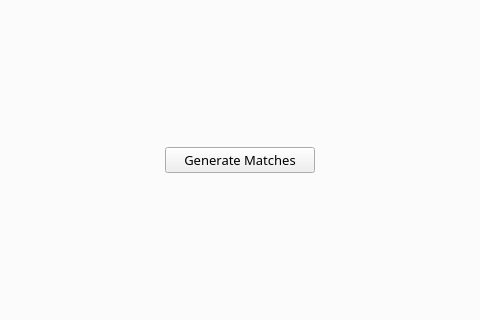
First picture: the form in smashdown/ui/design/main_window.ui, repository jlesauce/SmashDown, before the edit; both pictures show x 260 to 740 and y 163 to 483 of the 1000 by 600 pixel window.
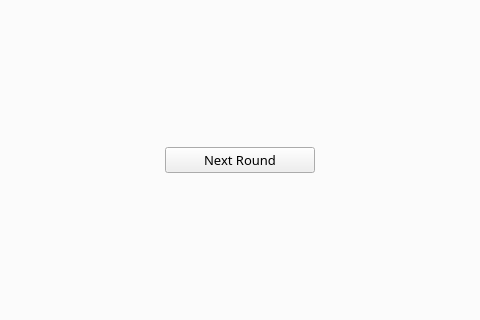
Second picture: the form after the edit. The open tabs and pages were chosen to show the change.

Commit message: Add round scores to model

The edit to the form file:
```diff
--- a/smashdown/ui/design/main_window.ui
+++ b/smashdown/ui/design/main_window.ui
@@ -134,7 +134,7 @@
              </font>
             </property>
             <property name="text">
-             <string>Generate Matches</string>
+             <string>Next Round</string>
             </property>
            </widget>
           </item>
```
Left out of the diff: 2 changed lines with no effect on the pictures. The commit also changes 6 other files.
